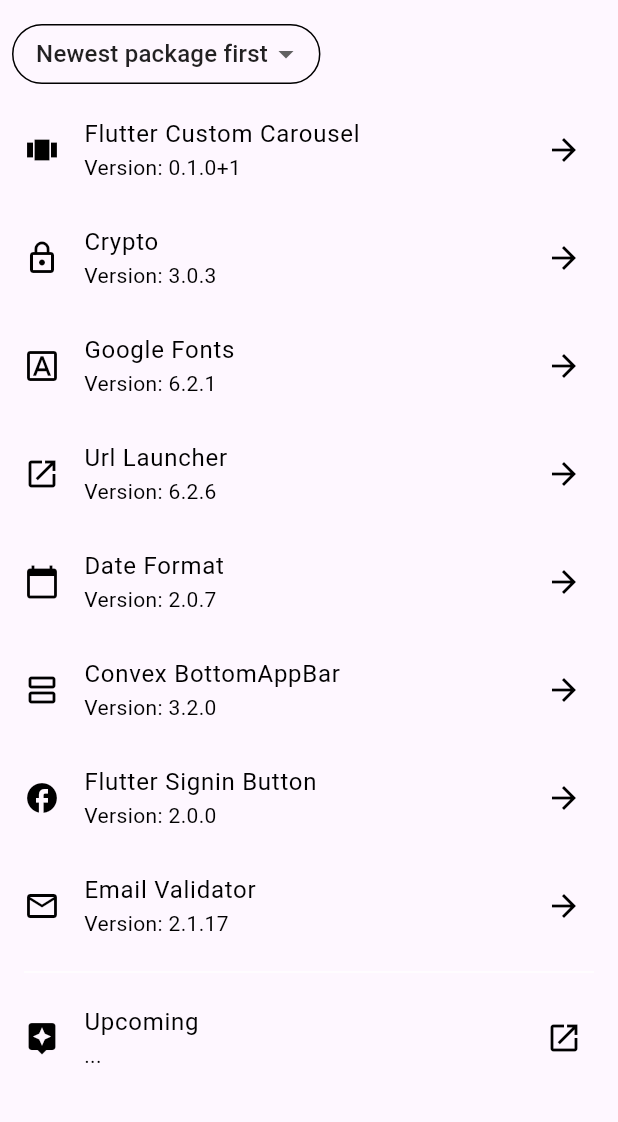
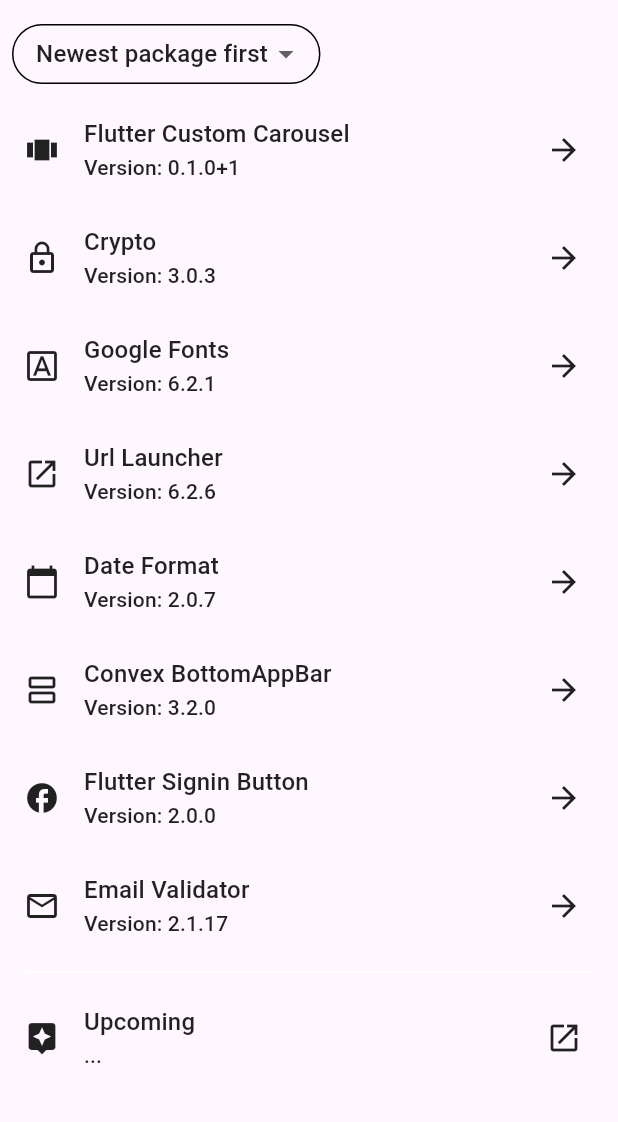
Before and after one commit to lucianojung/flutter_package_examples, a Flutter app: the screen it shows after launch, on a phone screen of 412 x 824 dp, the part 90-1212 px from its top. Run offline on Flutter 3.47's test engine with Material 3 defaults, Android fonts, the phone set to English and light mode, and no system bars; our stand-ins replace convex_bottom_bar, date_format, email_validator, expandable, flutter_animate, flutter_signin_button and 1 more; missing offline and left inert: flutter_custom_carousel, widget_decompiler.

Commit message:
cleanup and optimize logic
- update launch Url logic because of deprecation

```diff
--- a/lib/main.dart
+++ b/lib/main.dart
@@ -18,6 +18,8 @@
       create: (context) => ThemeProvider(),
       builder: (context, _) {
         final themeProvider = Provider.of<ThemeProvider>(context);
+        themeProvider.toggleTheme(!themeProvider.isDarkMode);
+        themeProvider.toggleTheme(!themeProvider.isDarkMode);
 
         return MaterialApp(
           scrollBehavior: AppScrollBehavior(),
@@ -81,6 +83,7 @@
   }
 
   Widget _body() {
+    ThemeData _themeData = Theme.of(context);
     return SafeArea(
       child: Container(
         // width: 1280,
@@ -97,25 +100,25 @@
               ),
               for (CustomListTile listTile in listTileList)
                 ListTile(
-                  leading: Icon(listTile.iconData),
-                  title: Text(listTile.title),
-                  subtitle: Text('Version: ${listTile.version}'),
+                  leading: Icon(listTile.iconData, color: _themeData.textTheme.titleMedium?.color),
+                  title: Text(listTile.title, style: _themeData.textTheme.titleMedium),
+                  subtitle: Text('Version: ${listTile.version}', style: _themeData.textTheme.titleSmall),
                   onTap: () {
                     setState(() {
                       Navigator.of(context).pushNamed(listTile.route);
                     });
                   },
-                  trailing: Icon(Icons.arrow_forward),
+                  trailing: Icon(Icons.arrow_forward, color: _themeData.textTheme.titleMedium?.color),
                 ),
               Padding(
                 padding: const EdgeInsets.symmetric(horizontal: 16.0),
                 child: Divider(),
               ),
               ListTile(
-                leading: Icon(Icons.assistant),
-                trailing: Icon(Icons.launch),
-                title: Text('Upcoming'),
-                subtitle: Text('...'),
+                leading: Icon(Icons.assistant, color: _themeData.textTheme.titleMedium?.color),
+                trailing: Icon(Icons.launch, color: _themeData.textTheme.titleMedium?.color),
+                title: Text('Upcoming', style: _themeData.textTheme.titleMedium),
+                subtitle: Text('...', style: _themeData.textTheme.titleSmall),
                 onTap: () {
                   setState(() {
                     _launchUrl(Uri.parse('https://lucianojung.medium.com/'));
--- a/lib/service/MyTheme.dart
+++ b/lib/service/MyTheme.dart
@@ -17,6 +17,9 @@
   static TextStyle _blackTextStyle = TextStyle(color: Colors.black);
   static TextStyle _black54TextStyle = TextStyle(color: Colors.black54);
   static TextStyle _black87TextStyle = TextStyle(color: Colors.black87);
+  static TextStyle _whiteTextStyle = TextStyle(color: Colors.white);
+  static TextStyle _white54TextStyle = TextStyle(color: Colors.white54);
+  static TextStyle _white70TextStyle = TextStyle(color: Colors.white70);
 
   static final lightTheme = ThemeData.light().copyWith(
     primaryColor: _mainColor,
@@ -38,6 +41,18 @@
 
   static final darkTheme = ThemeData.dark().copyWith(
     primaryColor: _mainColor,
+    textTheme: TextTheme(
+      displayLarge: _whiteTextStyle,
+      displayMedium: _whiteTextStyle,
+      displaySmall: _whiteTextStyle,
+      headlineMedium: _whiteTextStyle,
+      headlineSmall: _whiteTextStyle,
+      titleLarge: _whiteTextStyle,
+      bodyLarge: _white54TextStyle,
+      bodyMedium: _white54TextStyle,
+      titleMedium: _white70TextStyle,
+      titleSmall: _white70TextStyle,
+    ),
     appBarTheme: _appBarTheme,
     colorScheme: ColorScheme.fromSwatch().copyWith(secondary: _secondaryColor),
   );
```
Also changed, not shown: lib/packages/custom_carousel/custom_carousel_main.dart (+8 -9 lines), lib/packages/url_launcher/url_launcher_main.dart (+11 -11 lines), 1 other file.
